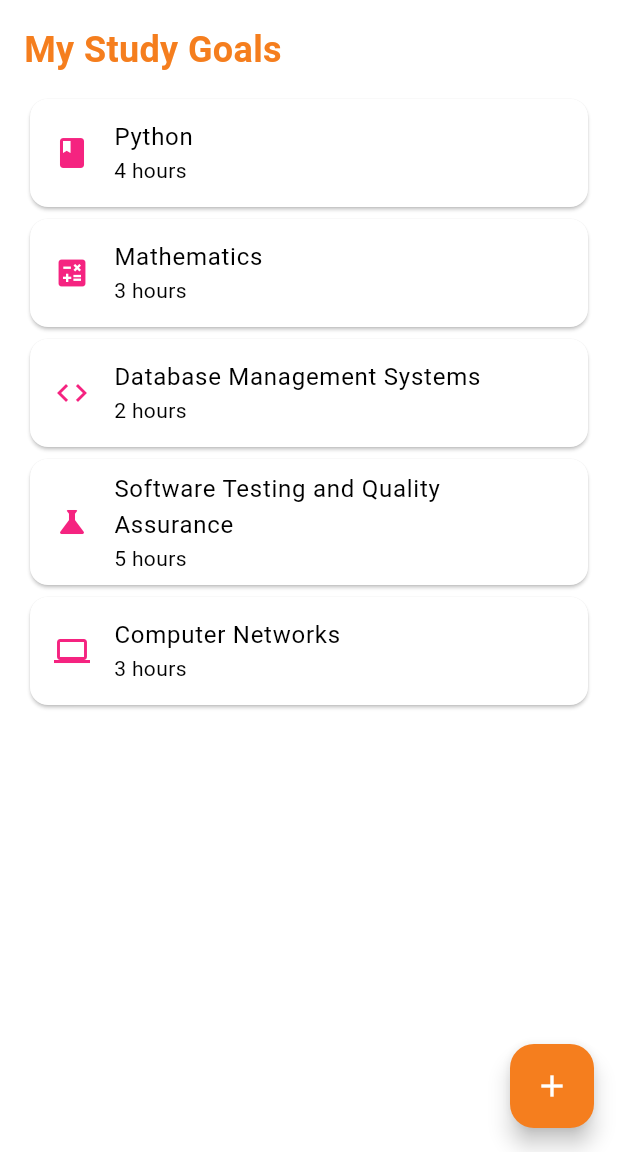
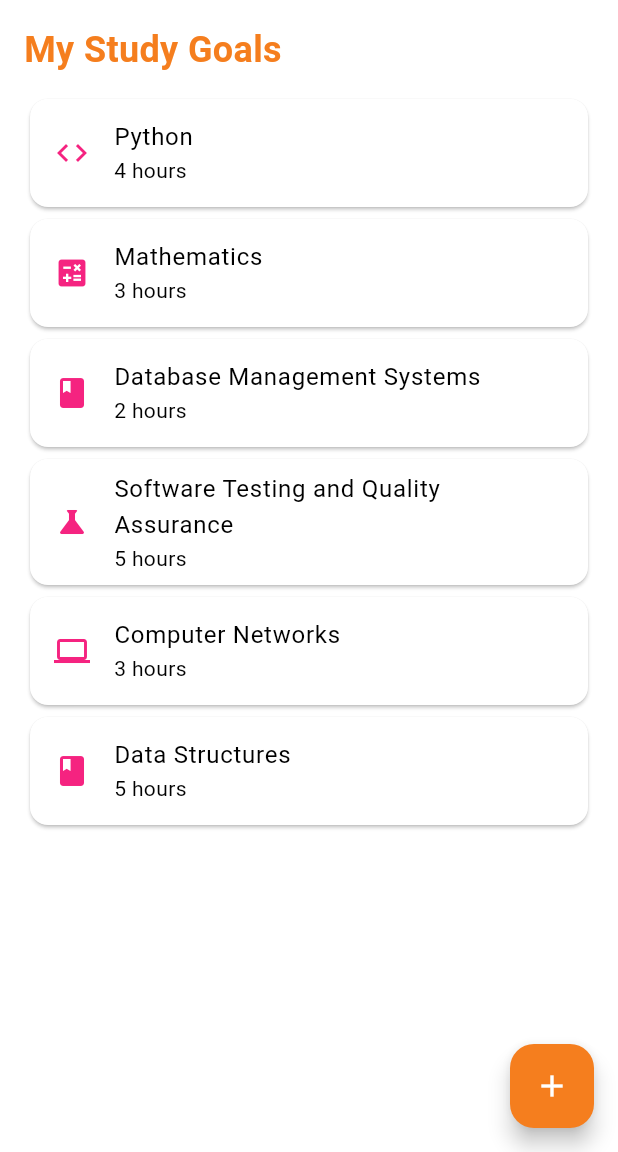
Before and after one commit to asmaatagelsir/Study-Planner, a Flutter app: the screen it shows after launch, after a tap on the "add" icon, on a phone screen of 412 x 824 dp, the part 84-1236 px from its top. Run offline on Flutter 3.47's test engine with Material 3 defaults, Android fonts, the phone set to English and light mode, and no system bars; Roboto replaces fonts that are missing (georgia).

Commit message:
feat(phase-2): render dynamic goals list and connect add button

```diff
--- a/lib/main.dart
+++ b/lib/main.dart
@@ -123,7 +123,7 @@ class _HomePageState extends State<HomePage> {
           crossAxisAlignment: CrossAxisAlignment.start,
           children: [
             // STATIC: Heading
-            Text(
+            const Text(
               'My Study Goals',
               style: TextStyle(
                 fontSize: 24,
@@ -132,43 +132,53 @@ class _HomePageState extends State<HomePage> {
                 fontFamily: 'georgia',
               ),
             ),
-
             const SizedBox(height: 12),
 
-            // STATIC: Goals list
-            Card(
-              child: ListTile(
-                leading: Icon(Icons.book, color: neonPink),
-                title: const Text('Python'),
-                subtitle: const Text('4 hours'),
-              ),
-            ),
-            Card(
-              child: ListTile(
-                leading: Icon(Icons.calculate, color: neonPink),
-                title: const Text('Mathematics'),
-                subtitle: const Text('3 hours'),
-              ),
-            ),
-            Card(
-              child: ListTile(
-                leading: Icon(Icons.code, color: neonPink),
-                title: const Text('Database Management Systems'),
-                subtitle: const Text('2 hours'),
-              ),
-            ),
-            Card(
-              child: ListTile(
-                leading: Icon(Icons.science, color: neonPink),
-                title: const Text('Software Testing and Quality Assurance'),
-                subtitle: const Text('5 hours'),
-              ),
-            ),
-            Card(
-              child: ListTile(
-                leading: Icon(Icons.computer, color: neonPink),
-                title: const Text('Computer Networks'),
-                subtitle: const Text('3 hours'),
+            // CONNECTION: ListView.builder makes one card for each goal Map
+            Expanded(
+              child: ListView.builder(
+                itemCount: goals.length,
+                itemBuilder: (context, index) {
+                  Map<String, dynamic> goal = goals[index];
+                  bool done = goal['done'];
+                  bool hovered = hoverdIndex == index;
+
+                  // STATIC: goal card (hover shows the checkbox and delete button)
+                  return MouseRegion(
+                    onEnter: (_) => setState(() => hoverdIndex = index),
+                    onExit: (_) => setState(() {
+                      if (hoverdIndex == index) hoverdIndex = null;
+                    }),
+                    child: Card(
+                      color: done ? Colors.grey.shade200 : Colors.white,
+                      child: ListTile(
+                        onTap: () => toggleGoal(index),
+                        leading: hovered
+                            ? Checkbox(
+                                value: done,
+                                activeColor: neonPink,
+                                onChanged: (_) => toggleGoal(index),
+                              )
+                            : Icon(iconFor(goal['subject']), color: neonPink),
+                        title: Text(
+                          goal['subject'],
+                          style: TextStyle(
+                            decoration:
+                                done ? TextDecoration.lineThrough : null,
+                          ),
+                        ),
+                        subtitle: Text('${goal['hours']} hours'),
+                        trailing: hovered
+                            ? IconButton(
+                                icon: const Icon(Icons.delete_outline),
+                                color: neonPink,
+                                onPressed: () => deleteGoal(index),
+                              )
+                            : null,
+                      ),
+                    ),
+                  );
+                },
               ),
             ),
           ],
@@ -176,7 +186,8 @@ class _HomePageState extends State<HomePage> {
       ),
       // STATIC: FloatingActionButton
       floatingActionButton: FloatingActionButton(
-        onPressed: () {},
+        // CONNECTION: pressing the button calls the LOGIC function addGoal
+        onPressed: addGoal ,
         backgroundColor: pantoneOrange,
         foregroundColor: Colors.white,
         child: const Icon(Icons.add),
```
